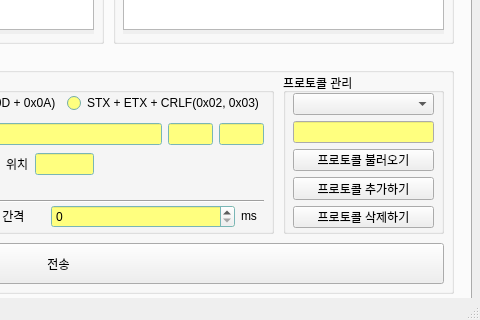
First picture: the form in src/ui.ui, repository RavenKyu/DataPort, before the edit; both pictures show x 355 to 835 and y 392 to 712 of the 835 by 712 pixel window.
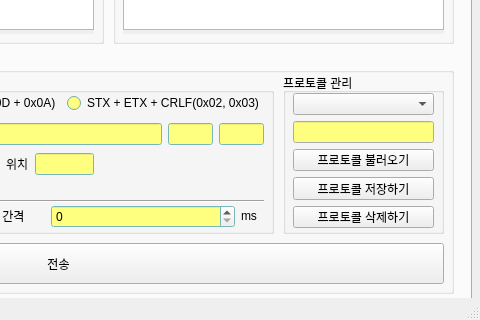
Second picture: the form after the edit.

Commit message: #10 프로토콜 저장 가능 * 현재 입력된 프로토콜을 파일로 저장 * 파일이 열린 상태가 아니라면 새로운 파일로 저장 * 각 프로토콜 필드를 따로 저장

```diff
--- a/src/ui.ui
+++ b/src/ui.ui
@@ -889,7 +889,7 @@
          <item>
           <widget class="QPushButton" name="pushButton_4">
            <property name="text">
-            <string>프로토콜 추가하기</string>
+            <string>프로토콜 저장하기</string>
            </property>
           </widget>
          </item>
```
Left out of the diff: 16 changed lines with no effect on the pictures. The commit also changes 2 other files.
